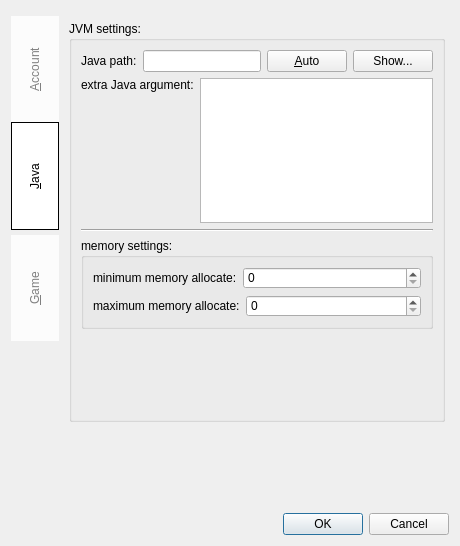
This is Kaminec/UI/preference.ui in kaniol-lck/Kaminec as Qt 5 draws it before an edit. The edited form follows.
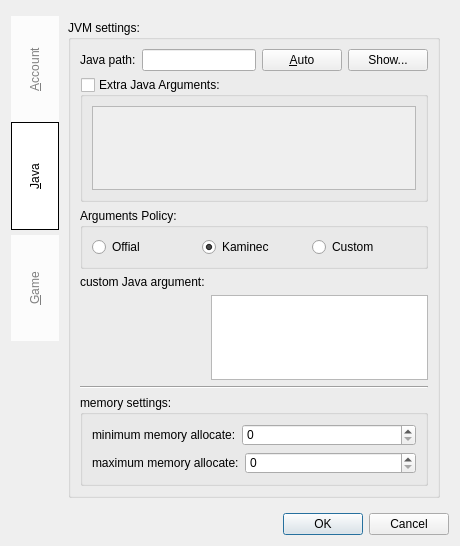
This is the edited form. The open tabs and pages were chosen to show the change.

Diff of the .ui file:
```diff
--- a/Kaminec/UI/preference.ui
+++ b/Kaminec/UI/preference.ui
@@ -140,20 +140,149 @@
       <attribute name="title">
        <string>&amp;Java</string>
       </attribute>
+      <layout class="QGridLayout" name="gridLayout_5">
+       <item row="0" column="1">
       <widget class="QGroupBox" name="groupBox_5">
-       <property name="geometry">
-        <rect>
-         <x>10</x>
-         <y>10</y>
-         <width>376</width>
-         <height>401</height>
-        </rect>
-       </property>
        <property name="title">
         <string>JVM settings:</string>
        </property>
-       <layout class="QGridLayout" name="gridLayout_5">
+         <layout class="QGridLayout" name="gridLayout_9">
+          <item row="0" column="0">
+           <layout class="QHBoxLayout" name="horizontalLayout_5">
+            <item>
+             <widget class="QLabel" name="javaPath_label">
+              <property name="text">
+               <string>Java path:</string>
+              </property>
+              <property name="buddy">
+               <cstring>javaPath_le</cstring>
+              </property>
+             </widget>
+            </item>
+            <item>
+             <widget class="QLineEdit" name="javaPath_le"/>
+            </item>
+            <item>
+             <widget class="QPushButton" name="autoJava_pb">
+              <property name="text">
+               <string>&amp;Auto</string>
+              </property>
+             </widget>
+            </item>
+            <item>
+             <widget class="QPushButton" name="javaPath_showPb">
+              <property name="text">
+               <string>Show...</string>
+              </property>
+             </widget>
+            </item>
+           </layout>
+          </item>
+          <item row="1" column="0">
+           <widget class="QGroupBox" name="extraJavaArguments_gb">
+            <property name="enabled">
+             <bool>true</bool>
+            </property>
+            <property name="title">
+             <string>Extra Java Arguments:</string>
+            </property>
+            <property name="checkable">
+             <bool>true</bool>
+            </property>
+            <property name="checked">
+             <bool>false</bool>
+            </property>
+            <layout class="QGridLayout" name="gridLayout_3">
+             <item row="0" column="0">
+              <widget class="QTextEdit" name="extraJavaArg_te">
+               <property name="enabled">
+                <bool>true</bool>
+               </property>
+              </widget>
+             </item>
+            </layout>
+           </widget>
+          </item>
+          <item row="2" column="0">
+           <widget class="QGroupBox" name="groupBox_7">
+            <property name="title">
+             <string>Arguments Policy:</string>
+            </property>
+            <property name="checkable">
+             <bool>false</bool>
+            </property>
+            <layout class="QGridLayout" name="gridLayout_8">
+             <item row="0" column="0">
+              <widget class="QRadioButton" name="officialPolicy_rb">
+               <property name="text">
+                <string>Offial</string>
+               </property>
+              </widget>
+             </item>
+             <item row="0" column="1">
+              <widget class="QRadioButton" name="KaminecPolicy_rb">
+               <property name="text">
+                <string>Kaminec</string>
+               </property>
+               <property name="checked">
+                <bool>true</bool>
+               </property>
+              </widget>
+             </item>
+             <item row="0" column="2">
+              <widget class="QRadioButton" name="CustomPolicy_rb">
+               <property name="text">
+                <string>Custom</string>
+               </property>
+              </widget>
+             </item>
+            </layout>
+           </widget>
+          </item>
         <item row="3" column="0">
+           <layout class="QGridLayout" name="gridLayout_7">
+            <item row="1" column="0">
+             <spacer name="verticalSpacer_5">
+              <property name="orientation">
+               <enum>Qt::Vertical</enum>
+              </property>
+              <property name="sizeHint" stdset="0">
+               <size>
+                <width>20</width>
+                <height>40</height>
+               </size>
+              </property>
+             </spacer>
+            </item>
+            <item row="0" column="0">
+             <widget class="QLabel" name="customJavaArg_label">
+              <property name="sizePolicy">
+               <sizepolicy hsizetype="Preferred" vsizetype="Preferred">
+                <horstretch>0</horstretch>
+                <verstretch>0</verstretch>
+               </sizepolicy>
+              </property>
+              <property name="text">
+               <string>custom Java argument:</string>
+              </property>
+              <property name="buddy">
+               <cstring>extraJavaArg_te</cstring>
+              </property>
+             </widget>
+            </item>
+            <item row="1" column="1">
+             <widget class="QTextEdit" name="customJavaArg_te"/>
+            </item>
+           </layout>
+          </item>
+          <item row="4" column="0">
+           <widget class="Line" name="line_2">
+            <property name="orientation">
+             <enum>Qt::Horizontal</enum>
+            </property>
+           </widget>
+          </item>
+          <item row="5" column="0">
          <widget class="QGroupBox" name="groupBox">
           <property name="title">
            <string>memory settings:</string>
@@ -216,95 +345,10 @@
           </layout>
          </widget>
         </item>
-        <item row="2" column="0">
-         <widget class="Line" name="line_2">
-          <property name="orientation">
-           <enum>Qt::Horizontal</enum>
-          </property>
-         </widget>
-        </item>
-        <item row="0" column="0">
-         <layout class="QHBoxLayout" name="horizontalLayout_5">
-          <item>
-           <widget class="QLabel" name="javaPath_label">
-            <property name="text">
-             <string>Java path:</string>
-            </property>
-            <property name="buddy">
-             <cstring>javaPath_le</cstring>
-            </property>
-           </widget>
-          </item>
-          <item>
-           <widget class="QLineEdit" name="javaPath_le"/>
-          </item>
-          <item>
-           <widget class="QPushButton" name="autoJava_pb">
-            <property name="text">
-             <string>&amp;Auto</string>
-            </property>
-           </widget>
-          </item>
-          <item>
-           <widget class="QPushButton" name="javaPath_showPb">
-            <property name="text">
-             <string>Show...</string>
-            </property>
-           </widget>
-          </item>
          </layout>
-        </item>
-        <item row="1" column="0">
-         <layout class="QGridLayout" name="gridLayout_3">
-          <item row="0" column="0">
-           <widget class="QLabel" name="javaArg_label">
-            <property name="sizePolicy">
-             <sizepolicy hsizetype="Preferred" vsizetype="Preferred">
-              <horstretch>0</horstretch>
-              <verstretch>0</verstretch>
-             </sizepolicy>
-            </property>
-            <property name="text">
-             <string>extra Java argument:</string>
-            </property>
-            <property name="buddy">
-             <cstring>javaArg_te</cstring>
-            </property>
-           </widget>
-          </item>
-          <item row="0" column="1" rowspan="2">
-           <widget class="QTextEdit" name="javaArg_te"/>
-          </item>
-          <item row="1" column="0">
-           <spacer name="verticalSpacer">
-            <property name="orientation">
-             <enum>Qt::Vertical</enum>
-            </property>
-            <property name="sizeHint" stdset="0">
-             <size>
-              <width>20</width>
-              <height>40</height>
-             </size>
-            </property>
-           </spacer>
-          </item>
-         </layout>
-        </item>
-        <item row="4" column="0">
-         <spacer name="verticalSpacer_4">
-          <property name="orientation">
-           <enum>Qt::Vertical</enum>
-          </property>
-          <property name="sizeHint" stdset="0">
-           <size>
-            <width>20</width>
-            <height>128</height>
-           </size>
-          </property>
-         </spacer>
-        </item>
-       </layout>
-      </widget>
+        </widget>
+       </item>
+      </layout>
      </widget>
      <widget class="QWidget" name="game">
       <attribute name="title">
```
Left out of the diff: 4 changed lines with no effect on the pictures. Lines whose indentation alone changed are shown as unchanged.
